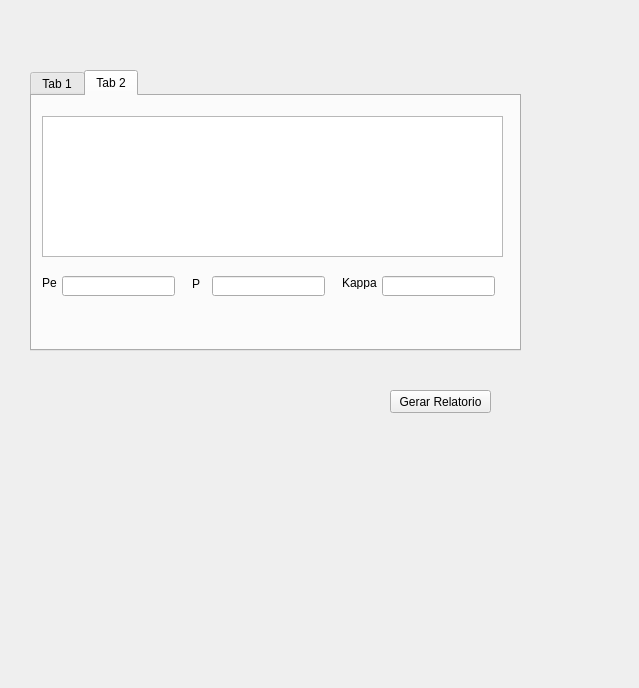
First picture: the form in teaconcordancia.ui, repository EthoWatcher/ethowatcher, before the edit.
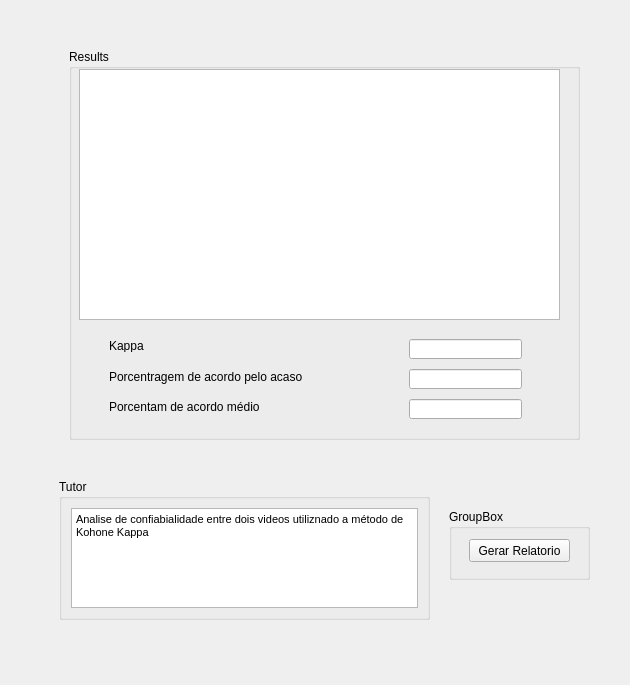
Second picture: the form after the edit. The open tabs and pages were chosen to show the change. Icons and pictures are not drawn.

Commit message:
Testadas as interfaces de segmentação e analise de TCC e de TCCM
Faltando os testes que nem os da marcela e os de tempo e escrever;

```diff
--- a/teaconcordancia.ui
+++ b/teaconcordancia.ui
@@ -6,22 +6,16 @@
    <rect>
     <x>0</x>
     <y>0</y>
-    <width>639</width>
-    <height>688</height>
+    <width>630</width>
+    <height>685</height>
    </rect>
   </property>
   <property name="windowTitle">
    <string>Form</string>
   </property>
+  <layout class="QVBoxLayout" name="verticalLayout_3">
+   <item>
   <widget class="QStackedWidget" name="swPrincipal">
-   <property name="geometry">
-    <rect>
-     <x>20</x>
-     <y>20</y>
-     <width>601</width>
-     <height>641</height>
-    </rect>
-   </property>
    <property name="currentIndex">
     <number>1</number>
    </property>
@@ -498,15 +492,9 @@
     </widget>
    </widget>
    <widget class="QWidget" name="page_11">
+      <layout class="QVBoxLayout" name="verticalLayout_2">
+       <item>
     <widget class="QStackedWidget" name="swFleissKappa">
-     <property name="geometry">
-      <rect>
-       <x>10</x>
-       <y>20</y>
-       <width>501</width>
-       <height>461</height>
-      </rect>
-     </property>
      <property name="currentIndex">
       <number>0</number>
      </property>
@@ -658,6 +646,159 @@
       </widget>
      </widget>
      <widget class="QWidget" name="page_13">
+          <layout class="QVBoxLayout" name="verticalLayout_6">
+           <item>
+            <widget class="QStackedWidget" name="stackedWidget">
+             <property name="currentIndex">
+              <number>0</number>
+             </property>
+             <widget class="QWidget" name="page_2">
+              <widget class="QGroupBox" name="groupBox_11">
+               <property name="geometry">
+                <rect>
+                 <x>420</x>
+                 <y>480</y>
+                 <width>141</width>
+                 <height>71</height>
+                </rect>
+               </property>
+               <property name="title">
+                <string>GroupBox</string>
+               </property>
+               <widget class="QPushButton" name="pbGerarKappa">
+                <property name="geometry">
+                 <rect>
+                  <x>20</x>
+                  <y>30</y>
+                  <width>101</width>
+                  <height>23</height>
+                 </rect>
+                </property>
+                <property name="text">
+                 <string>Gerar Relatorio</string>
+                </property>
+               </widget>
+              </widget>
+              <widget class="QGroupBox" name="groupBox_12">
+               <property name="geometry">
+                <rect>
+                 <x>40</x>
+                 <y>20</y>
+                 <width>511</width>
+                 <height>391</height>
+                </rect>
+               </property>
+               <property name="title">
+                <string>Results</string>
+               </property>
+               <widget class="QTableWidget" name="tabFleKapp">
+                <property name="geometry">
+                 <rect>
+                  <x>10</x>
+                  <y>20</y>
+                  <width>481</width>
+                  <height>251</height>
+                 </rect>
+                </property>
+               </widget>
+               <widget class="QLineEdit" name="leFleKappa">
+                <property name="geometry">
+                 <rect>
+                  <x>340</x>
+                  <y>290</y>
+                  <width>113</width>
+                  <height>20</height>
+                 </rect>
+                </property>
+               </widget>
+               <widget class="QLabel" name="label_14">
+                <property name="geometry">
+                 <rect>
+                  <x>40</x>
+                  <y>290</y>
+                  <width>47</width>
+                  <height>13</height>
+                 </rect>
+                </property>
+                <property name="text">
+                 <string>Kappa</string>
+                </property>
+               </widget>
+               <widget class="QLineEdit" name="lePe">
+                <property name="geometry">
+                 <rect>
+                  <x>340</x>
+                  <y>320</y>
+                  <width>113</width>
+                  <height>20</height>
+                 </rect>
+                </property>
+               </widget>
+               <widget class="QLabel" name="label_12">
+                <property name="geometry">
+                 <rect>
+                  <x>40</x>
+                  <y>320</y>
+                  <width>281</width>
+                  <height>16</height>
+                 </rect>
+                </property>
+                <property name="text">
+                 <string>Porcentragem de acordo pelo acaso</string>
+                </property>
+               </widget>
+               <widget class="QLabel" name="label_13">
+                <property name="geometry">
+                 <rect>
+                  <x>40</x>
+                  <y>350</y>
+                  <width>201</width>
+                  <height>16</height>
+                 </rect>
+                </property>
+                <property name="text">
+                 <string>Porcentam de acordo médio</string>
+                </property>
+               </widget>
+               <widget class="QLineEdit" name="leP">
+                <property name="geometry">
+                 <rect>
+                  <x>340</x>
+                  <y>350</y>
+                  <width>113</width>
+                  <height>20</height>
+                 </rect>
+                </property>
+               </widget>
+              </widget>
+              <widget class="QGroupBox" name="groupBox_13">
+               <property name="geometry">
+                <rect>
+                 <x>30</x>
+                 <y>450</y>
+                 <width>371</width>
+                 <height>141</height>
+                </rect>
+               </property>
+               <property name="title">
+                <string>Tutor</string>
+               </property>
+               <layout class="QVBoxLayout" name="verticalLayout_5">
+                <item>
+                 <widget class="QTextEdit" name="textEdit_9">
+                  <property name="html">
+                   <string>&lt;!DOCTYPE HTML PUBLIC &quot;-//W3C//DTD HTML 4.0//EN&quot; &quot;http://www.w3.org/TR/REC-html40/strict.dtd&quot;&gt;
+&lt;html&gt;&lt;head&gt;&lt;meta name=&quot;qrichtext&quot; content=&quot;1&quot; /&gt;&lt;style type=&quot;text/css&quot;&gt;
+p, li { white-space: pre-wrap; }
+&lt;/style&gt;&lt;/head&gt;&lt;body style=&quot; font-family:'MS Shell Dlg 2'; font-size:8.25pt; font-weight:400; font-style:normal;&quot;&gt;
+&lt;p style=&quot; margin-top:0px; margin-bottom:0px; margin-left:0px; margin-right:0px; -qt-block-indent:0; text-indent:0px;&quot;&gt;Analise de confiabialidade entre dois videos utiliznado a método de Kohone Kappa &lt;/p&gt;&lt;/body&gt;&lt;/html&gt;</string>
+                  </property>
+                 </widget>
+                </item>
+               </layout>
+              </widget>
+             </widget>
+             <widget class="QWidget" name="page_3">
       <widget class="QTabWidget" name="tabWidget_3">
        <property name="geometry">
         <rect>
@@ -674,16 +815,6 @@
         <attribute name="title">
          <string>Tab 1</string>
         </attribute>
-        <widget class="QTableWidget" name="tabFleKapp">
-         <property name="geometry">
-          <rect>
-           <x>40</x>
-           <y>40</y>
-           <width>421</width>
-           <height>192</height>
-          </rect>
-         </property>
-        </widget>
        </widget>
        <widget class="QWidget" name="tab_9">
         <attribute name="title">
@@ -699,95 +830,30 @@
           </rect>
          </property>
         </widget>
-        <widget class="QLineEdit" name="lePe">
-         <property name="geometry">
-          <rect>
-           <x>30</x>
-           <y>180</y>
-           <width>113</width>
-           <height>20</height>
-          </rect>
-         </property>
-        </widget>
-        <widget class="QLabel" name="label_12">
-         <property name="geometry">
-          <rect>
-           <x>10</x>
-           <y>180</y>
-           <width>47</width>
-           <height>13</height>
-          </rect>
-         </property>
-         <property name="text">
-          <string>Pe</string>
-         </property>
-        </widget>
-        <widget class="QLabel" name="label_13">
-         <property name="geometry">
-          <rect>
-           <x>160</x>
-           <y>180</y>
-           <width>16</width>
-           <height>16</height>
-          </rect>
-         </property>
-         <property name="text">
-          <string>P</string>
-         </property>
-        </widget>
-        <widget class="QLineEdit" name="leP">
-         <property name="geometry">
-          <rect>
-           <x>180</x>
-           <y>180</y>
-           <width>113</width>
-           <height>20</height>
-          </rect>
-         </property>
-        </widget>
-        <widget class="QLabel" name="label_14">
-         <property name="geometry">
-          <rect>
-           <x>310</x>
-           <y>180</y>
-           <width>47</width>
-           <height>13</height>
-          </rect>
-         </property>
-         <property name="text">
-          <string>Kappa</string>
-         </property>
-        </widget>
-        <widget class="QLineEdit" name="leFleKappa">
-         <property name="geometry">
-          <rect>
-           <x>350</x>
-           <y>180</y>
-           <width>113</width>
-           <height>20</height>
-          </rect>
-         </property>
+               </widget>
+              </widget>
+             </widget>
+            </widget>
+           </item>
+          </layout>
+         </widget>
         </widget>
-       </widget>
-      </widget>
-      <widget class="QPushButton" name="pbGerarKappa">
-       <property name="geometry">
-        <rect>
-         <x>360</x>
-         <y>350</y>
-         <width>101</width>
-         <height>23</height>
-        </rect>
-       </property>
+       </item>
+      </layout>
+     </widget>
+    </widget>
+   </item>
+   <item>
+    <widget class="QLabel" name="label_3">
        <property name="text">
-        <string>Gerar Relatorio</string>
-       </property>
-      </widget>
-     </widget>
-    </widget>
-   </widget>
-  </widget>
- </widget>
- <resources/>
+      <string/>
+     </property>
+    </widget>
+   </item>
+  </layout>
+ </widget>
+ <resources>
+  <include location="resourcefile.qrc"/>
+ </resources>
  <connections/>
 </ui>
```
Left out of the diff: 180 changed lines with no effect on the pictures. Lines whose indentation alone changed are shown as unchanged. The commit also changes 9 other files.
